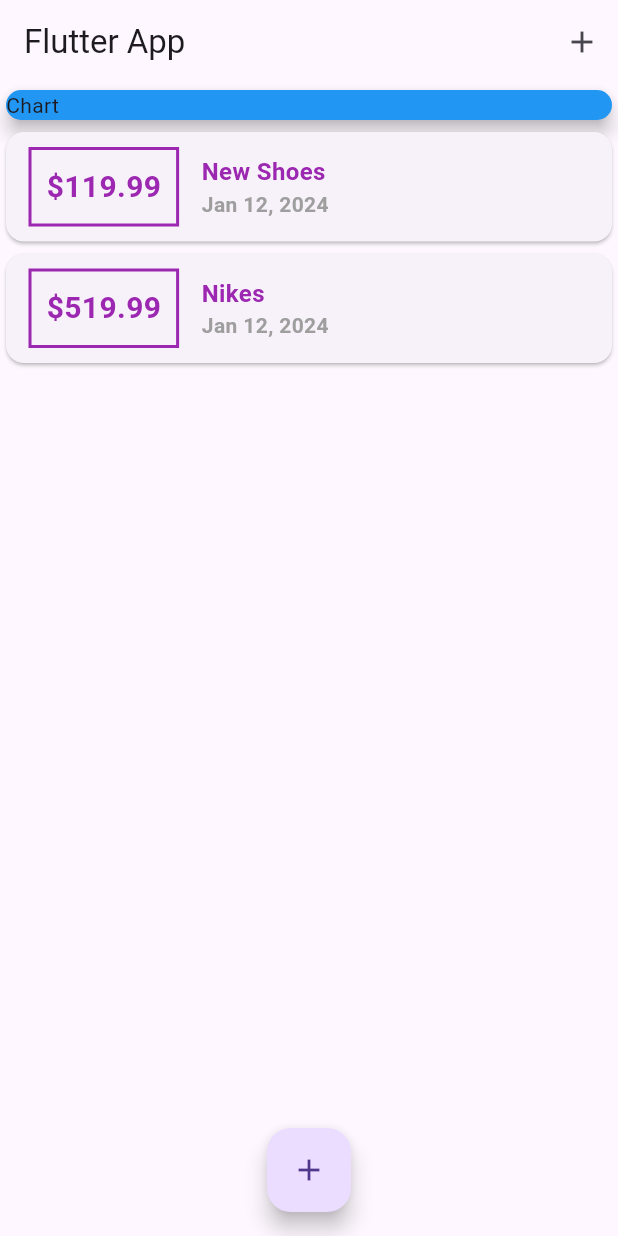
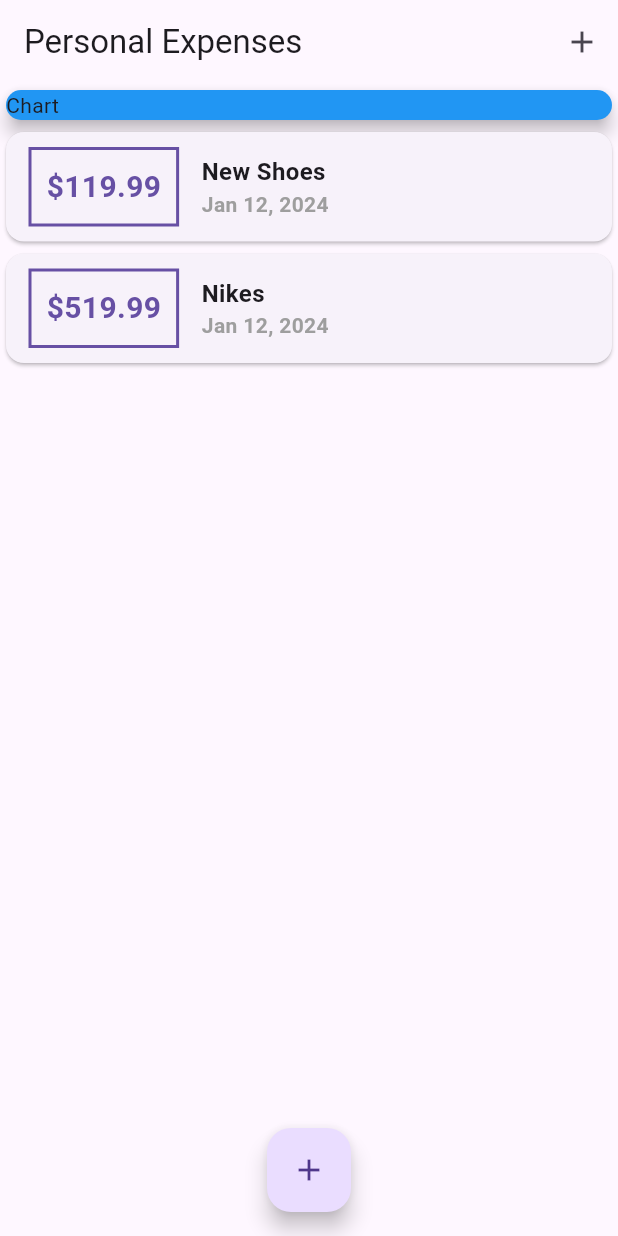
Before and after one commit to kmayatwal/expense_planner, a Flutter app: the screen it shows after launch, on a phone screen of 412 x 824 dp. Run offline on Flutter 3.47's test engine with Material 3 defaults, Android fonts, the phone set to English and light mode, and no system bars.

Commit message:
Added Common Theme Color (primarySwatch) and accent color

```diff
--- a/lib/main.dart
+++ b/lib/main.dart
@@ -11,7 +11,11 @@ class MyApp extends StatelessWidget {
   @override
   Widget build(BuildContext context) {
     return MaterialApp(
-      title: 'Flutter App',
+      title: 'Personal Expenses',
+      theme: ThemeData(
+        primarySwatch: Colors.green,
+        accentColor: Colors.amber.shade900,
+      ),
       home: MyHomePage(),
     );
   }
@@ -69,7 +73,7 @@ class _MyHomePageState extends State<MyHomePage> {
   Widget build(BuildContext context) {
     return Scaffold(
       appBar: AppBar(
-        title: Text('Flutter App'),
+        title: Text('Personal Expenses'),
         actions: <Widget>[
           IconButton(
             icon: Icon(Icons.add),
--- a/lib/widgets/transaction_list.dart
+++ b/lib/widgets/transaction_list.dart
@@ -25,7 +25,7 @@ class TransactionList extends StatelessWidget {
                     ),
                     decoration: BoxDecoration(
                       border: Border.all(
-                        color: Colors.purple,
+                        color: Theme.of(context).primaryColor,
                         width: 2,
                       ),
                     ),
@@ -35,7 +35,7 @@ class TransactionList extends StatelessWidget {
                       style: TextStyle(
                         fontWeight: FontWeight.bold,
                         fontSize: 20,
-                        color: Colors.purple,
+                        color: Theme.of(context).primaryColor,
                       ),
                     ),
                   ),
@@ -47,7 +47,7 @@ class TransactionList extends StatelessWidget {
                         style: TextStyle(
                           fontSize: 16,
                           fontWeight: FontWeight.bold,
-                          color: Colors.purple,
+                          // color: Theme.of(context).primaryColor,
                         ),
                       ),
                       Text(
```
